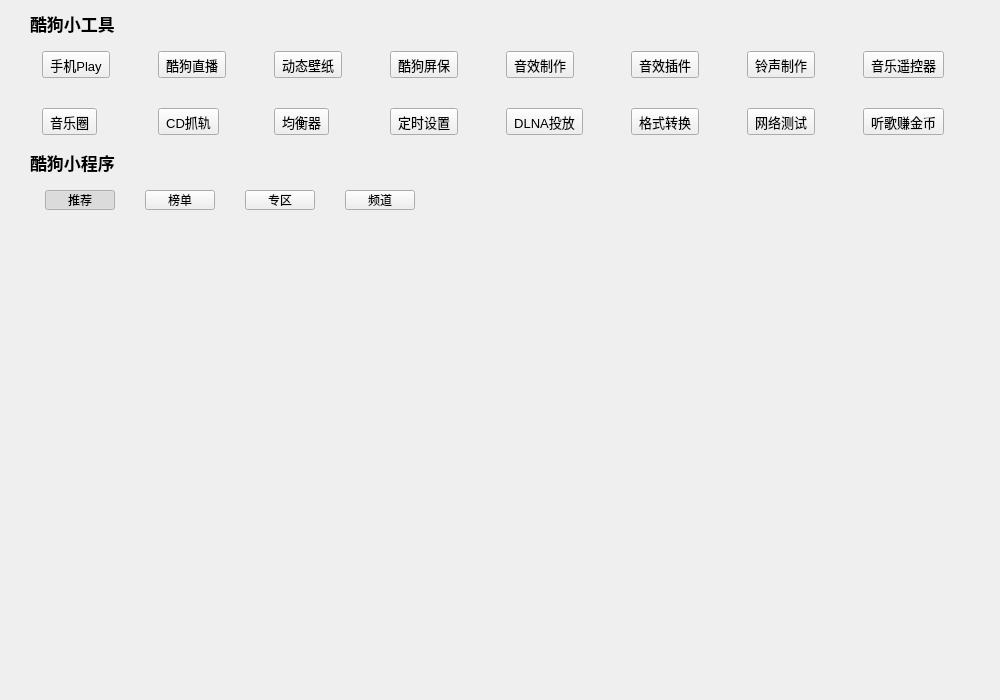
a-mo-xi-wei/Qt-KuGouAppClient, file KuGouStart/Search/Search.ui: the form before one commit.
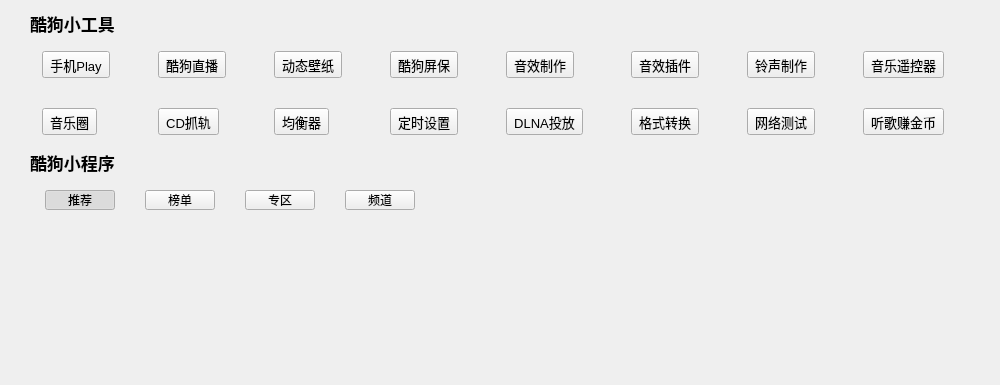
The form after the commit.

Commit message: 设置堆栈窗口固定大小

Diff of the .ui file:
```diff
--- a/KuGouStart/Search/Search.ui
+++ b/KuGouStart/Search/Search.ui
@@ -7,7 +7,7 @@
     <x>0</x>
     <y>0</y>
     <width>1000</width>
-    <height>700</height>
+    <height>385</height>
    </rect>
   </property>
   <property name="windowTitle">
@@ -859,6 +859,9 @@
       <property name="leftMargin">
        <number>35</number>
       </property>
+      <property name="bottomMargin">
+       <number>9</number>
+      </property>
       <item>
        <widget class="QStackedWidget" name="stackedWidget">
         <property name="minimumSize">
@@ -870,14 +873,14 @@
        </widget>
       </item>
       <item>
-       <spacer name="verticalSpacer">
+       <spacer name="verticalSpacer_2">
         <property name="orientation">
          <enum>Qt::Vertical</enum>
         </property>
         <property name="sizeHint" stdset="0">
          <size>
           <width>20</width>
-          <height>459</height>
+          <height>1</height>
          </size>
         </property>
        </spacer>
@@ -885,6 +888,19 @@
      </layout>
     </widget>
    </item>
+   <item>
+    <spacer name="verticalSpacer">
+     <property name="orientation">
+      <enum>Qt::Vertical</enum>
+     </property>
+     <property name="sizeHint" stdset="0">
+      <size>
+       <width>20</width>
+       <height>1</height>
+      </size>
+     </property>
+    </spacer>
+   </item>
   </layout>
  </widget>
  <resources/>
```
Left out of the diff: 6 changed lines with no effect on the pictures. The commit also changes 2 other files.
